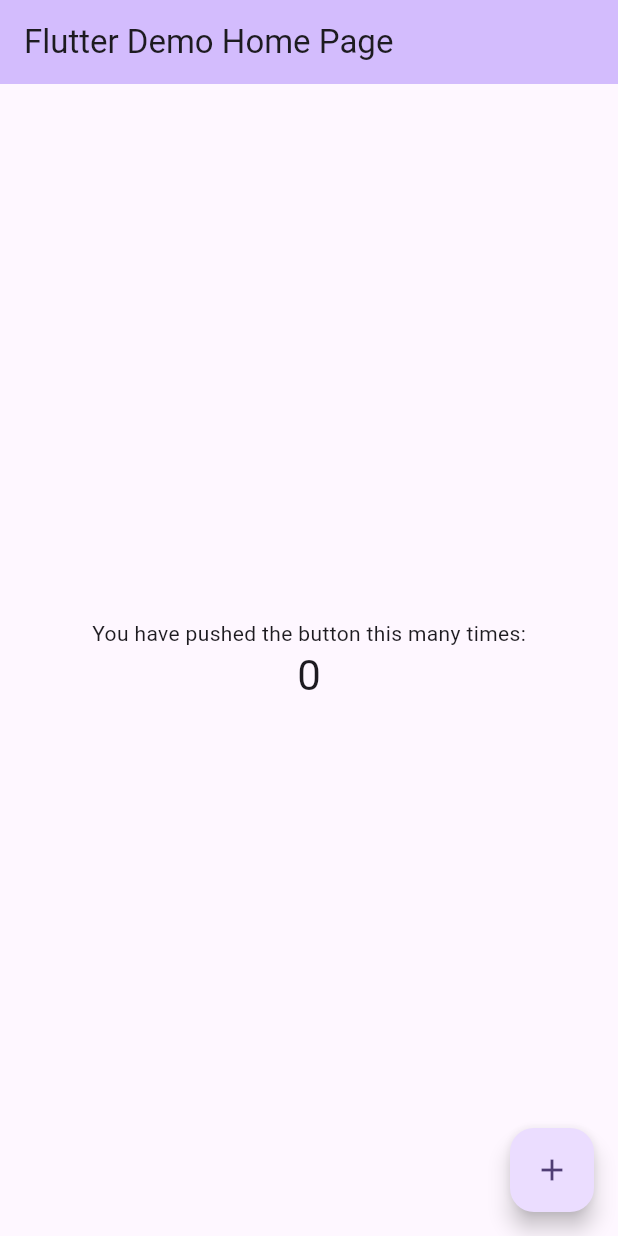
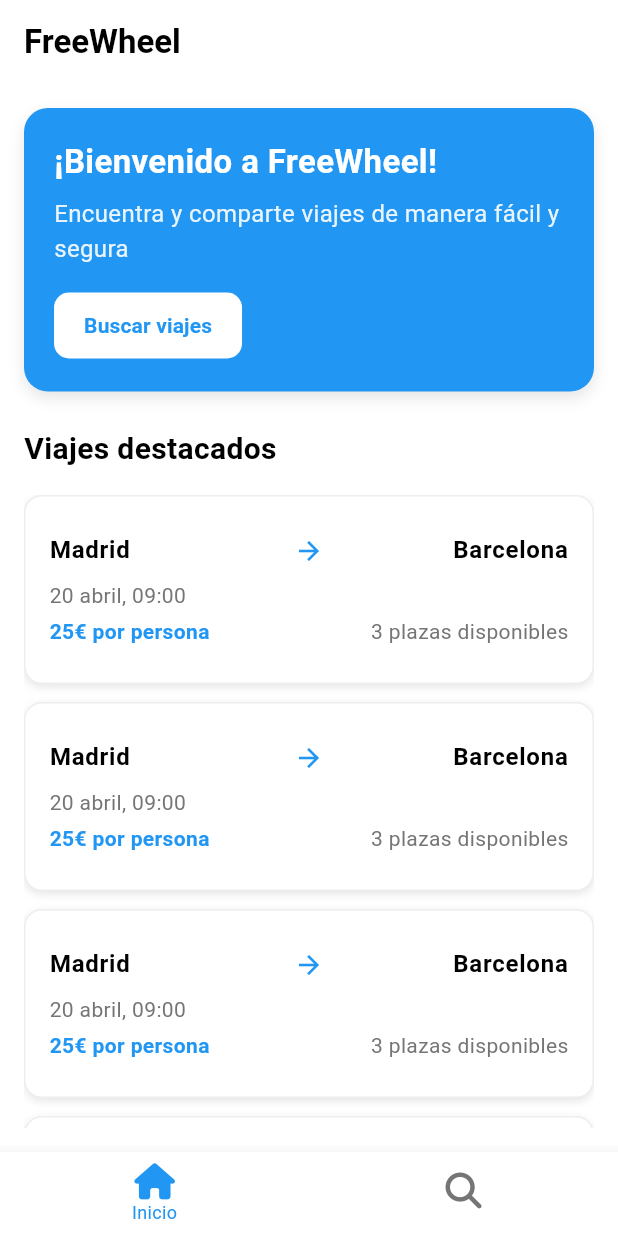
Before and after one commit to JuanFelipeRomero/FreeWheel-Frontend, a Flutter app: the screen it shows after launch, on a phone screen of 412 x 824 dp. Run offline on Flutter 3.47's test engine with Material 3 defaults, Android fonts, the phone set to English and light mode, and no system bars; our stand-ins replace font_awesome_flutter, google_fonts.

Commit message:
feat: :sparkles: Implement main screen with bottom navigation and home/search trips functionality

```diff
--- a/lib/main.dart
+++ b/lib/main.dart
@@ -1,4 +1,6 @@
 import 'package:flutter/material.dart';
+import 'package:freewheel_frontend/presentation/shell/main_screen.dart';
+import 'package:google_fonts/google_fonts.dart';
 
 void main() {
   runApp(const MyApp());
@@ -7,116 +9,47 @@ void main() {
 class MyApp extends StatelessWidget {
   const MyApp({super.key});
 
-  // This widget is the root of your application.
   @override
   Widget build(BuildContext context) {
     return MaterialApp(
-      title: 'Flutter Demo',
+      title: 'FreeWheel',
       theme: ThemeData(
-        // This is the theme of your application.
-        //
-        // TRY THIS: Try running your application with "flutter run". You'll see
-        // the application has a purple toolbar. Then, without quitting the app,
-        // try changing the seedColor in the colorScheme below to Colors.green
-        // and then invoke "hot reload" (save your changes or press the "hot
-        // reload" button in a Flutter-supported IDE, or press "r" if you used
-        // the command line to start the app).
-        //
-        // Notice that the counter didn't reset back to zero; the application
-        // state is not lost during the reload. To reset the state, use hot
-        // restart instead.
-        //
-        // This works for code too, not just values: Most code changes can be
-        // tested with just a hot reload.
-        colorScheme: ColorScheme.fromSeed(seedColor: Colors.deepPurple),
+        colorScheme: ColorScheme(
+          primary: const Color(0xFF2196F3), // Azul como color principal
+          onPrimary: Colors.white,
+          secondary: const Color(0xFF64B5F6), // Azul más claro como secundario
+          onSecondary: Colors.white,
+          surface: Colors.white,
+          onSurface: Colors.black,
+          error: Colors.red,
+          onError: Colors.white,
+          brightness: Brightness.light,
+        ),
+        // Colores adicionales para elementos de la UI
+        cardColor: Colors.white,
+        dividerColor: const Color(0xFFE0E0E0), // Gris claro para divisores
+        shadowColor: Colors.black.withOpacity(0.1),
+        // Botones y componentes interactivos
+        elevatedButtonTheme: ElevatedButtonThemeData(
+          style: ElevatedButton.styleFrom(
+            backgroundColor: const Color(0xFF2196F3),
+            foregroundColor: Colors.white,
+          ),
+        ),
+        // Componentes de texto
+        textTheme: TextTheme(
+          titleLarge: TextStyle(
+            color: Colors.black,
+            fontWeight: FontWeight.bold,
+          ),
+          bodyLarge: TextStyle(color: Colors.black87),
+          bodyMedium: TextStyle(color: Colors.black87),
+        ),
+        useMaterial3: true,
+        fontFamily: GoogleFonts.roboto().fontFamily,
       ),
-      home: const MyHomePage(title: 'Flutter Demo Home Page'),
+      home: const MainScreen(),
+      debugShowCheckedModeBanner: false,
     );
   }
 }
-
-class MyHomePage extends StatefulWidget {
-  const MyHomePage({super.key, required this.title});
-
-  // This widget is the home page of your application. It is stateful, meaning
-  // that it has a State object (defined below) that contains fields that affect
-  // how it looks.
-
-  // This class is the configuration for the state. It holds the values (in this
-  // case the title) provided by the parent (in this case the App widget) and
-  // used by the build method of the State. Fields in a Widget subclass are
-  // always marked "final".
-
-  final String title;
-
-  @override
-  State<MyHomePage> createState() => _MyHomePageState();
-}
-
-class _MyHomePageState extends State<MyHomePage> {
-  int _counter = 0;
-
-  void _incrementCounter() {
-    setState(() {
-      // This call to setState tells the Flutter framework that something has
-      // changed in this State, which causes it to rerun the build method below
-      // so that the display can reflect the updated values. If we changed
-      // _counter without calling setState(), then the build method would not be
-      // called again, and so nothing would appear to happen.
-      _counter++;
-    });
-  }
-
-  @override
-  Widget build(BuildContext context) {
-    // This method is rerun every time setState is called, for instance as done
-    // by the _incrementCounter method above.
-    //
-    // The Flutter framework has been optimized to make rerunning build methods
-    // fast, so that you can just rebuild anything that needs updating rather
-    // than having to individually change instances of widgets.
-    return Scaffold(
-      appBar: AppBar(
-        // TRY THIS: Try changing the color here to a specific color (to
-        // Colors.amber, perhaps?) and trigger a hot reload to see the AppBar
-        // change color while the other colors stay the same.
-        backgroundColor: Theme.of(context).colorScheme.inversePrimary,
-        // Here we take the value from the MyHomePage object that was created by
-        // the App.build method, and use it to set our appbar title.
-        title: Text(widget.title),
-      ),
-      body: Center(
-        // Center is a layout widget. It takes a single child and positions it
-        // in the middle of the parent.
-        child: Column(
-          // Column is also a layout widget. It takes a list of children and
-          // arranges them vertically. By default, it sizes itself to fit its
-          // children horizontally, and tries to be as tall as its parent.
-          //
-          // Column has various properties to control how it sizes itself and
-          // how it positions its children. Here we use mainAxisAlignment to
-          // center the children vertically; the main axis here is the vertical
-          // axis because Columns are vertical (the cross axis would be
-          // horizontal).
-          //
-          // TRY THIS: Invoke "debug painting" (choose the "Toggle Debug Paint"
-          // action in the IDE, or press "p" in the console), to see the
-          // wireframe for each widget.
-          mainAxisAlignment: MainAxisAlignment.center,
-          children: <Widget>[
-            const Text('You have pushed the button this many times:'),
-            Text(
-              '$_counter',
-              style: Theme.of(context).textTheme.headlineMedium,
-            ),
-          ],
-        ),
-      ),
-      floatingActionButton: FloatingActionButton(
-        onPressed: _incrementCounter,
-        tooltip: 'Increment',
-        child: const Icon(Icons.add),
-      ), // This trailing comma makes auto-formatting nicer for build methods.
-    );
-  }
-}
--- a/lib/presentation/screens/home_screen.dart
+++ b/lib/presentation/screens/home_screen.dart
@@ -0,0 +1,193 @@
+import 'package:flutter/material.dart';
+import 'package:freewheel_frontend/presentation/screens/search_trips_screen.dart';
+
+class HomeScreen extends StatelessWidget {
+  const HomeScreen({super.key});
+
+  @override
+  Widget build(BuildContext context) {
+    final theme = Theme.of(context);
+
+    return Scaffold(
+      appBar: AppBar(
+        title: const Text('FreeWheel'),
+        backgroundColor: theme.colorScheme.surface,
+        foregroundColor: theme.colorScheme.onSurface,
+        elevation: 0,
+      ),
+      body: Padding(
+        padding: const EdgeInsets.all(16.0),
+        child: Column(
+          crossAxisAlignment: CrossAxisAlignment.start,
+          children: [
+            // Banner o tarjeta principal
+            Container(
+              width: double.infinity,
+              padding: const EdgeInsets.all(20),
+              decoration: BoxDecoration(
+                color: theme.colorScheme.primary,
+                borderRadius: BorderRadius.circular(16),
+                boxShadow: [
+                  BoxShadow(
+                    color: theme.shadowColor,
+                    blurRadius: 8,
+                    offset: const Offset(0, 4),
+                  ),
+                ],
+              ),
+              child: Column(
+                crossAxisAlignment: CrossAxisAlignment.start,
+                children: [
+                  Text(
+                    '¡Bienvenido a FreeWheel!',
+                    style: TextStyle(
+                      fontSize: 22,
+                      fontWeight: FontWeight.bold,
+                      color: theme.colorScheme.onPrimary,
+                    ),
+                  ),
+                  const SizedBox(height: 8),
+                  Text(
+                    'Encuentra y comparte viajes de manera fácil y segura',
+                    style: TextStyle(
+                      fontSize: 16,
+                      color: theme.colorScheme.onPrimary.withOpacity(0.9),
+                    ),
+                  ),
+                  const SizedBox(height: 16),
+                  ElevatedButton(
+                    onPressed: () {
+                      Navigator.push(
+                        context,
+                        MaterialPageRoute(
+                          builder: (context) => const SearchTripsScreen(),
+                        ),
+                      );
+                    },
+                    style: ElevatedButton.styleFrom(
+                      backgroundColor: Colors.white,
+                      foregroundColor: theme.colorScheme.primary,
+                      elevation: 0,
+                      padding: const EdgeInsets.symmetric(
+                        horizontal: 20,
+                        vertical: 12,
+                      ),
+                      shape: RoundedRectangleBorder(
+                        borderRadius: BorderRadius.circular(10),
+                      ),
+                    ),
+                    child: const Text(
+                      'Buscar viajes',
+                      style: TextStyle(fontWeight: FontWeight.bold),
+                    ),
+                  ),
+                ],
+              ),
+            ),
+
+            const SizedBox(height: 24),
+
+            // Título de sección
+            Text(
+              'Viajes destacados',
+              style: TextStyle(
+                fontSize: 20,
+                fontWeight: FontWeight.bold,
+                color: theme.colorScheme.onBackground,
+              ),
+            ),
+
+            const SizedBox(height: 16),
+
+            // Lista de viajes destacados (ejemplo)
+            Expanded(
+              child: ListView.builder(
+                itemCount: 5,
+                itemBuilder: (context, index) {
+                  return Container(
+                    margin: const EdgeInsets.only(bottom: 12),
+                    decoration: BoxDecoration(
+                      color: theme.colorScheme.surface,
+                      borderRadius: BorderRadius.circular(12),
+                      border: Border.all(color: Colors.grey.shade200),
+                      boxShadow: [
+                        BoxShadow(
+                          color: theme.shadowColor,
+                          blurRadius: 4,
+                          offset: const Offset(0, 2),
+                        ),
+                      ],
+                    ),
+                    child: ListTile(
+                      contentPadding: const EdgeInsets.all(16),
+                      title: Row(
+                        children: [
+                          Expanded(
+                            child: Text(
+                              'Madrid',
+                              style: TextStyle(
+                                fontWeight: FontWeight.bold,
+                                color: theme.colorScheme.onSurface,
+                              ),
+                            ),
+                          ),
+                          Icon(
+                            Icons.arrow_forward,
+                            color: theme.colorScheme.primary,
+                            size: 20,
+                          ),
+                          Expanded(
+                            child: Text(
+                              'Barcelona',
+                              textAlign: TextAlign.right,
+                              style: TextStyle(
+                                fontWeight: FontWeight.bold,
+                                color: theme.colorScheme.onSurface,
+                              ),
+                            ),
+                          ),
+                        ],
+                      ),
+                      subtitle: Padding(
+                        padding: const EdgeInsets.only(top: 8.0),
+                        child: Column(
+                          crossAxisAlignment: CrossAxisAlignment.start,
+                          children: [
+                            Text(
+                              '20 abril, 09:00',
+                              style: TextStyle(color: Colors.grey.shade600),
+                            ),
+                            const SizedBox(height: 4),
+                            Row(
+                              mainAxisAlignment: MainAxisAlignment.spaceBetween,
+                              children: [
+                                Text(
+                                  '25€ por persona',
+                                  style: TextStyle(
+                                    fontWeight: FontWeight.bold,
+                                    color: theme.colorScheme.primary,
+                                  ),
+                                ),
+                                Text(
+                                  '3 plazas disponibles',
+                                  style: TextStyle(color: Colors.grey.shade600),
+                                ),
+                              ],
+                            ),
+                          ],
+                        ),
+                      ),
+                      onTap: () {
+                        // Navegar a la página de detalles del viaje
+                      },
+                    ),
+                  );
+                },
+              ),
+            ),
+          ],
+        ),
+      ),
+    );
+  }
+}
--- a/lib/presentation/shell/main_screen.dart
+++ b/lib/presentation/shell/main_screen.dart
@@ -0,0 +1,64 @@
+import 'package:flutter/material.dart';
+import 'package:font_awesome_flutter/font_awesome_flutter.dart';
+import 'package:freewheel_frontend/presentation/screens/home_screen.dart';
+import 'package:freewheel_frontend/presentation/screens/search_trips_screen.dart';
+
+class MainScreen extends StatefulWidget {
+  const MainScreen({super.key});
+
+  @override
+  State<MainScreen> createState() => _MainScreenState();
+}
+
+class _MainScreenState extends State<MainScreen> {
+  int _selectedIndex = 0;
+  static const double _iconSize = 24.0;
+
+  static const List<Widget> _widgetOptions = <Widget>[
+    HomeScreen(),
+    SearchTripsScreen(),
+  ];
+
+  void _onItemTapped(int index) {
+    setState(() {
+      _selectedIndex = index;
+    });
+  }
+
+  @override
+  Widget build(BuildContext context) {
+    return Scaffold(
+      body: Center(child: _widgetOptions.elementAt(_selectedIndex)),
+
+      bottomNavigationBar: BottomNavigationBar(
+        backgroundColor: Colors.white,
+        selectedItemColor: Theme.of(context).colorScheme.primary,
+        unselectedItemColor: Colors.grey.shade600,
+        selectedFontSize: 12.0,
+        unselectedFontSize: 12.0,
+        showSelectedLabels: true,
+        showUnselectedLabels: false,
+        type: BottomNavigationBarType.fixed,
+
+        // --- Ítems de la Barra ---
+        items: const <BottomNavigationBarItem>[
+          BottomNavigationBarItem(
+            icon: FaIcon(
+              FontAwesomeIcons.house,
+              size: _iconSize,
+            ), // Icono normal
+            label: 'Inicio', // Texto debajo del icono
+          ),
+          BottomNavigationBarItem(
+            icon: FaIcon(FontAwesomeIcons.magnifyingGlass, size: _iconSize),
+            label: 'Buscar',
+          ),
+        ],
+
+        // --- Funcionalidad ---
+        currentIndex: _selectedIndex,
+        onTap: _onItemTapped,
+      ),
+    );
+  }
+}
--- a/pubspec.yaml
+++ b/pubspec.yaml
@@ -2,7 +2,7 @@ name: freewheel_frontend
 description: "A new Flutter project."
 # The following line prevents the package from being accidentally published to
 # pub.dev using `flutter pub publish`. This is preferred for private packages.
-publish_to: 'none' # Remove this line if you wish to publish to pub.dev
+publish_to: "none" # Remove this line if you wish to publish to pub.dev
 
 # The following defines the version and build number for your application.
 # A version number is three numbers separated by dots, like 1.2.43
@@ -34,6 +34,8 @@ dependencies:
   # The following adds the Cupertino Icons font to your application.
   # Use with the CupertinoIcons class for iOS style icons.
   cupertino_icons: ^1.0.8
+  font_awesome_flutter: ^10.8.0
+  google_fonts: ^6.2.0
 
 dev_dependencies:
   flutter_test:
@@ -51,7 +53,6 @@ dev_dependencies:
 
 # The following section is specific to Flutter packages.
 flutter:
-
   # The following line ensures that the Material Icons font is
   # included with your application, so that you can use the icons in
   # the material Icons class.
```
Also changed, not shown: lib/presentation/screens/search_trips_screen.dart (+160 -0 lines), pubspec.lock, 1 other file.
